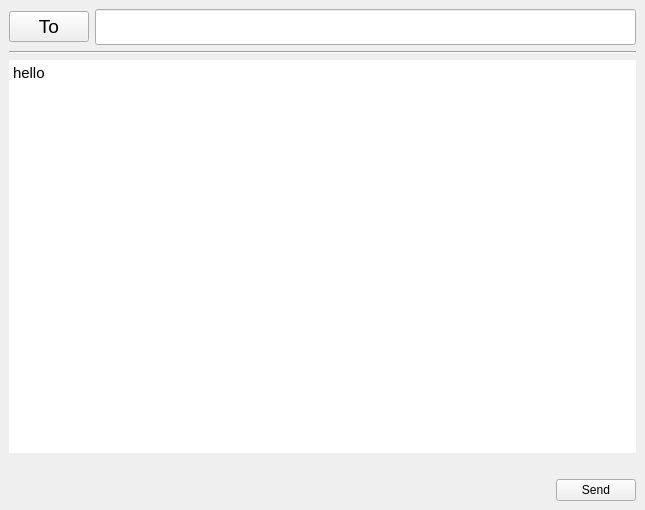
Above: src/composewindow.ui from maemo-leste/conversations before the change. Below: the same form after it.
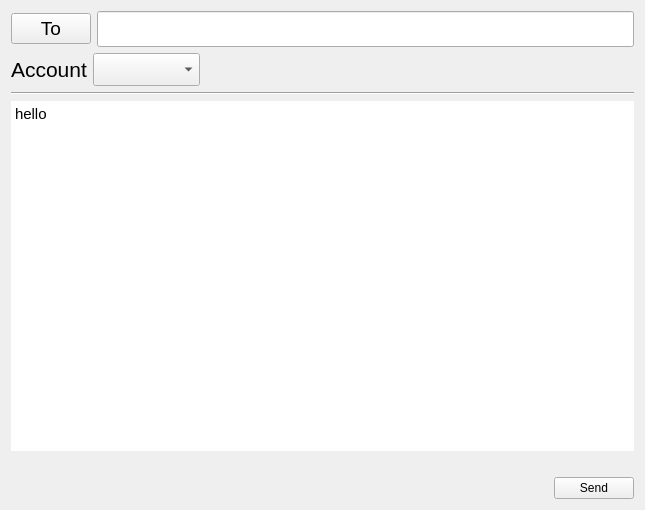
That is the form after the change. Icons and pictures are not drawn.

What changed in the file:
```diff
--- a/src/composewindow.ui
+++ b/src/composewindow.ui
@@ -25,18 +25,6 @@
   </property>
   <widget class="QWidget" name="centralWidget">
    <layout class="QVBoxLayout" name="verticalLayout">
-    <property name="leftMargin">
-     <number>9</number>
-    </property>
-    <property name="topMargin">
-     <number>9</number>
-    </property>
-    <property name="rightMargin">
-     <number>9</number>
-    </property>
-    <property name="bottomMargin">
-     <number>9</number>
-    </property>
     <item>
      <layout class="QHBoxLayout" name="horizontalLayout">
       <item>
@@ -62,6 +50,44 @@
       </item>
      </layout>
     </item>
+    <item>
+     <layout class="QHBoxLayout" name="horizontalLayout_4">
+      <item>
+       <widget class="QLabel" name="label">
+        <property name="font">
+         <font>
+          <pointsize>16</pointsize>
+         </font>
+        </property>
+        <property name="text">
+         <string>Account</string>
+        </property>
+       </widget>
+      </item>
+      <item>
+       <widget class="QComboBox" name="comboAccount">
+        <property name="font">
+         <font>
+          <pointsize>16</pointsize>
+         </font>
+        </property>
+       </widget>
+      </item>
+      <item>
+       <spacer name="horizontalSpacer_2">
+        <property name="orientation">
+         <enum>Qt::Horizontal</enum>
+        </property>
+        <property name="sizeHint" stdset="0">
+         <size>
+          <width>40</width>
+          <height>20</height>
+         </size>
+        </property>
+       </spacer>
+      </item>
+     </layout>
+    </item>
     <item>
      <widget class="Line" name="line">
       <property name="orientation">
@@ -93,7 +119,7 @@
       </property>
       <property name="html">
        <string>&lt;!DOCTYPE HTML PUBLIC &quot;-//W3C//DTD HTML 4.0//EN&quot; &quot;http://www.w3.org/TR/REC-html40/strict.dtd&quot;&gt;
-&lt;html&gt;&lt;head&gt;&lt;meta name=&quot;qrichtext&quot; content=&quot;1&quot; /&gt;&lt;meta charset=&quot;utf-8&quot; /&gt;&lt;style type=&quot;text/css&quot;&gt;
+&lt;html&gt;&lt;head&gt;&lt;meta name=&quot;qrichtext&quot; content=&quot;1&quot; /&gt;&lt;style type=&quot;text/css&quot;&gt;
 p, li { white-space: pre-wrap; }
 &lt;/style&gt;&lt;/head&gt;&lt;body style=&quot; font-family:'Ubuntu'; font-size:18pt; font-weight:400; font-style:normal;&quot;&gt;
 &lt;p style=&quot; margin-top:0px; margin-bottom:0px; margin-left:0px; margin-right:0px; -qt-block-indent:0; text-indent:0px;&quot;&gt;&lt;span style=&quot; font-size:11pt;&quot;&gt;hello&lt;/span&gt;&lt;/p&gt;&lt;/body&gt;&lt;/html&gt;</string>
```
Left out of the diff: 4 changed lines with no effect on the pictures.
